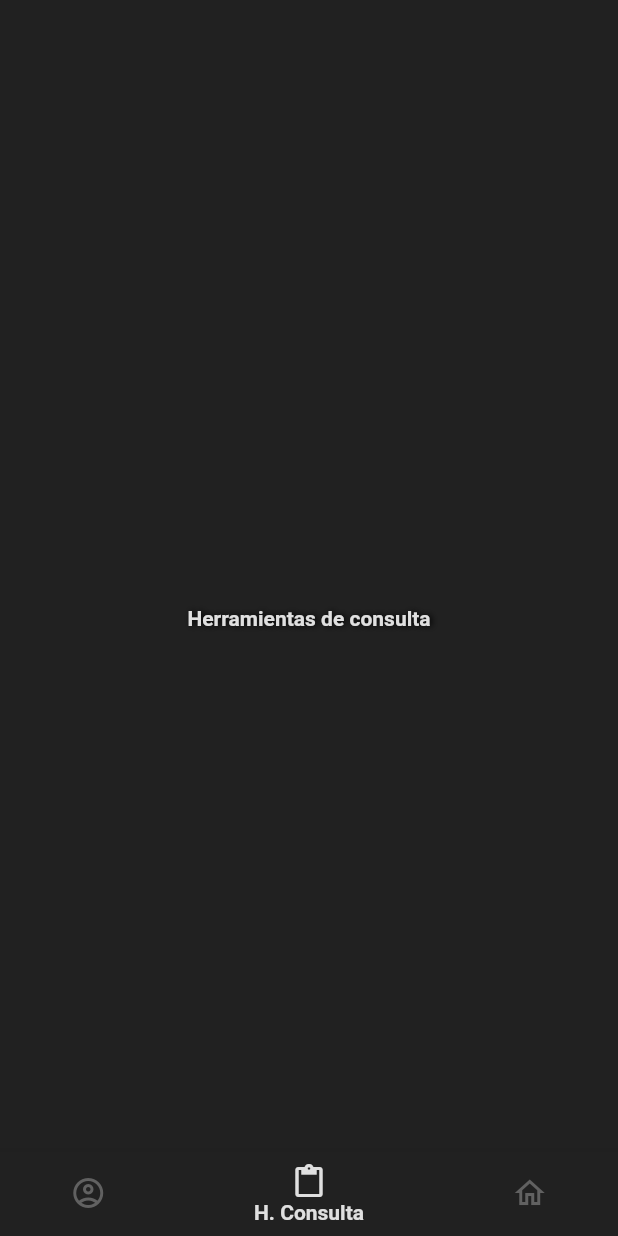
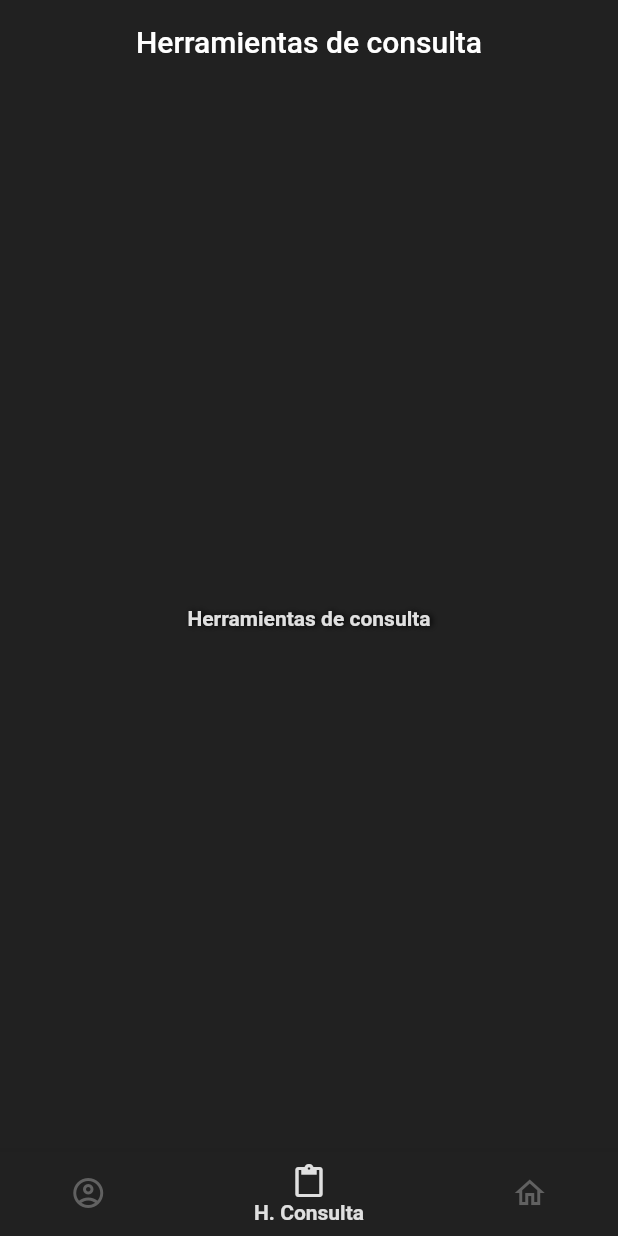
Before and after one commit to Sres0/HerramientasConsultaLSC, a Flutter app: the screen it shows after launch, item 2 of the bottom bar chosen, on a phone screen of 412 x 824 dp. Run offline on Flutter 3.47's test engine with Material 2 defaults, Android fonts, the light colour scheme and no system bars.

Commit message:
Appbar names

```diff
--- a/lib/constants/theme_data.dart
+++ b/lib/constants/theme_data.dart
@@ -18,9 +18,11 @@ Color kOpacityColorDark = Colors.black38;
 
 //DEFAULT THINGS
 BorderRadius kprimaryBorderRadius = BorderRadius.circular(10);
-Radius ksecondaryBorderRadius = Radius.circular(15);
+Radius ksecondaryBorderRadius = Radius.circular(10);
 EdgeInsets kPrimaryEdgeInsets = EdgeInsets.all(10);
 EdgeInsets kSecondaryEdgeInsets = EdgeInsets.all(20);
+EdgeInsets kPrimaryEdgeInsetsSymmetric =
+    EdgeInsets.symmetric(horizontal: 5, vertical: 10);
 
 //THEME DATA
 ThemeData themeData() {
--- a/lib/screens/tabs_screen.dart
+++ b/lib/screens/tabs_screen.dart
@@ -19,9 +19,9 @@ class _TabsScreenState extends State<TabsScreen> {
   @override
   void initState() {
     _pages = [
-      {'page': ProfileScreen(), 'title': ''},
-      {'page': ConsultationToolsScreen(), 'title': ''},
-      {'page': MyHomePage(), 'title': ''},
+      {'page': ProfileScreen(), 'title': 'Perfil de usuario'},
+      {'page': ConsultationToolsScreen(), 'title': 'Herramientas de consulta'},
+      {'page': MyHomePage(), 'title': 'Inicio'},
     ];
     super.initState();
   }
```
Also changed, not shown: 1 other file.
